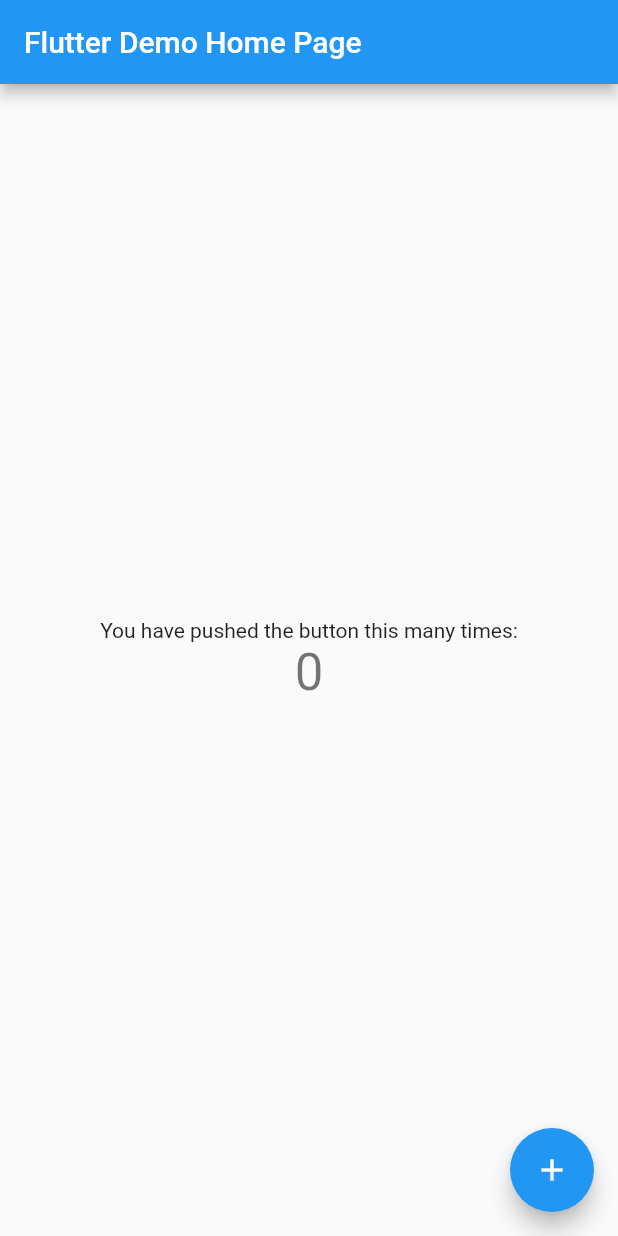
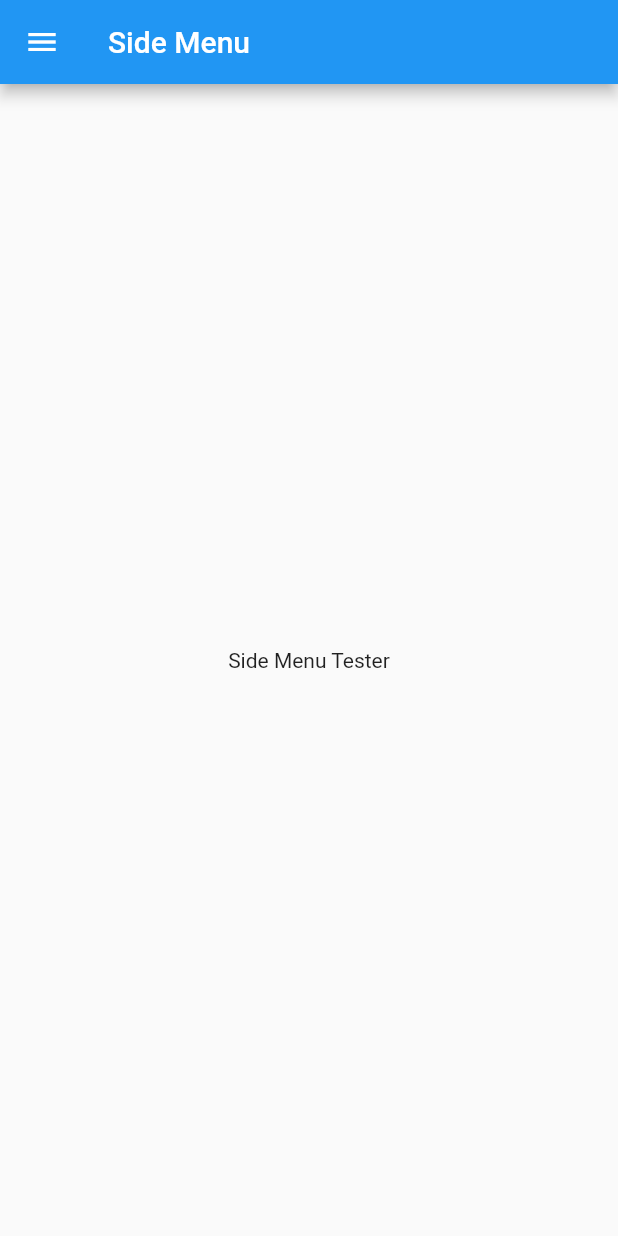
Before and after one commit to gracelcai/ide-app, a Flutter app: the screen it shows after launch, on a phone screen of 412 x 824 dp. Run offline on Flutter 3.47's test engine with Material 2 defaults, Android fonts, the phone set to English and light mode, and no system bars; missing offline and left inert: flutter_tutorials.

Commit message:
added navigation bar

```diff
--- a/lib/main.dart
+++ b/lib/main.dart
@@ -1,12 +1,13 @@
 import 'package:flutter/material.dart';
 
+import 'package:flutter_tutorials/widgets/nav-drawer.dart';
+
 void main() {
-  runApp(const MyApp());
+  runApp(MyApp());
 }
 
 class MyApp extends StatelessWidget {
-  const MyApp({Key? key}) : super(key: key);
-
+  //const MyApp({Key? key}) : super(key: key);
   // This widget is the root of your application.
   @override
   Widget build(BuildContext context) {
@@ -24,92 +25,106 @@ class MyApp extends StatelessWidget {
         // is not restarted.
         primarySwatch: Colors.blue,
       ),
-      home: const MyHomePage(title: 'Flutter Demo Home Page'),
+      home: MyHomePage(title: 'Flutter Demo Home Page'),
     );
   }
 }
 
-class MyHomePage extends StatefulWidget {
-  const MyHomePage({Key? key, required this.title}) : super(key: key);
-
-  // This widget is the home page of your application. It is stateful, meaning
-  // that it has a State object (defined below) that contains fields that affect
-  // how it looks.
-
-  // This class is the configuration for the state. It holds the values (in this
-  // case the title) provided by the parent (in this case the App widget) and
-  // used by the build method of the State. Fields in a Widget subclass are
-  // always marked "final".
-
-  final String title;
-
-  @override
-  State<MyHomePage> createState() => _MyHomePageState();
-}
-
-class _MyHomePageState extends State<MyHomePage> {
-  int _counter = 0;
-
-  void _incrementCounter() {
-    setState(() {
-      // This call to setState tells the Flutter framework that something has
-      // changed in this State, which causes it to rerun the build method below
-      // so that the display can reflect the updated values. If we changed
-      // _counter without calling setState(), then the build method would not be
-      // called again, and so nothing would appear to happen.
-      _counter++;
-    });
-  }
-
+class MyHomePage extends StatelessWidget {
   @override
   Widget build(BuildContext context) {
-    // This method is rerun every time setState is called, for instance as done
-    // by the _incrementCounter method above.
-    //
-    // The Flutter framework has been optimized to make rerunning build methods
-    // fast, so that you can just rebuild anything that needs updating rather
-    // than having to individually change instances of widgets.
-    return Scaffold(
-      appBar: AppBar(
-        // Here we take the value from the MyHomePage object that was created by
-        // the App.build method, and use it to set our appbar title.
-        title: Text(widget.title),
+    return Scaffold (
+      drawer: NavDrawer(),
+      appBar:AppBar(
+        title:Text('Side Menu'),
       ),
       body: Center(
-        // Center is a layout widget. It takes a single child and positions it
-        // in the middle of the parent.
-        child: Column(
-          // Column is also a layout widget. It takes a list of children and
-          // arranges them vertically. By default, it sizes itself to fit its
-          // children horizontally, and tries to be as tall as its parent.
-          //
-          // Invoke "debug painting" (press "p" in the console, choose the
-          // "Toggle Debug Paint" action from the Flutter Inspector in Android
-          // Studio, or the "Toggle Debug Paint" command in Visual Studio Code)
-          // to see the wireframe for each widget.
-          //
-          // Column has various properties to control how it sizes itself and
-          // how it positions its children. Here we use mainAxisAlignment to
-          // center the children vertically; the main axis here is the vertical
-          // axis because Columns are vertical (the cross axis would be
-          // horizontal).
-          mainAxisAlignment: MainAxisAlignment.center,
-          children: <Widget>[
-            const Text(
-              'You have pushed the button this many times:',
-            ),
-            Text(
-              '$_counter',
-              style: Theme.of(context).textTheme.headline4,
-            ),
-          ],
-        ),
+        child: Text('Side Menu Tester'),
       ),
-      floatingActionButton: FloatingActionButton(
-        onPressed: _incrementCounter,
-        tooltip: 'Increment',
-        child: const Icon(Icons.add),
-      ), // This trailing comma makes auto-formatting nicer for build methods.
     );
   }
 }
+// class MyHomePage extends StatefulWidget {
+//   const MyHomePage({Key? key, required this.title}) : super(key: key);
+
+//   // This widget is the home page of your application. It is stateful, meaning
+//   // that it has a State object (defined below) that contains fields that affect
+//   // how it looks.
+
+//   // This class is the configuration for the state. It holds the values (in this
+//   // case the title) provided by the parent (in this case the App widget) and
+//   // used by the build method of the State. Fields in a Widget subclass are
+//   // always marked "final".
+
+//   final String title;
+
+//   @override
+//   State<MyHomePage> createState() => _MyHomePageState();
+// }
+
+// class _MyHomePageState extends State<MyHomePage> {
+//   int _counter = 0;
+
+//   void _incrementCounter() {
+//     setState(() {
+//       // This call to setState tells the Flutter framework that something has
+//       // changed in this State, which causes it to rerun the build method below
+//       // so that the display can reflect the updated values. If we changed
+//       // _counter without calling setState(), then the build method would not be
+//       // called again, and so nothing would appear to happen.
+//       _counter++;
+//     });
+//   }
+
+//   @override
+//   Widget build(BuildContext context) {
+//     // This method is rerun every time setState is called, for instance as done
+//     // by the _incrementCounter method above.
+//     //
+//     // The Flutter framework has been optimized to make rerunning build methods
+//     // fast, so that you can just rebuild anything that needs updating rather
+//     // than having to individually change instances of widgets.
+//     return Scaffold(
+//       appBar: AppBar(
+//         // Here we take the value from the MyHomePage object that was created by
+//         // the App.build method, and use it to set our appbar title.
+//         title: Text(widget.title),
+//       ),
+//       body: Center(
+//         // Center is a layout widget. It takes a single child and positions it
+//         // in the middle of the parent.
+//         child: Column(
+//           // Column is also a layout widget. It takes a list of children and
+//           // arranges them vertically. By default, it sizes itself to fit its
+//           // children horizontally, and tries to be as tall as its parent.
+//           //
+//           // Invoke "debug painting" (press "p" in the console, choose the
+//           // "Toggle Debug Paint" action from the Flutter Inspector in Android
+//           // Studio, or the "Toggle Debug Paint" command in Visual Studio Code)
+//           // to see the wireframe for each widget.
+//           //
+//           // Column has various properties to control how it sizes itself and
+//           // how it positions its children. Here we use mainAxisAlignment to
+//           // center the children vertically; the main axis here is the vertical
+//           // axis because Columns are vertical (the cross axis would be
+//           // horizontal).
+//           mainAxisAlignment: MainAxisAlignment.center,
+//           children: <Widget>[
+//             const Text(
+//               'You have pushed the button this many times:',
+//             ),
+//             Text(
+//               '$_counter',
+//               style: Theme.of(context).textTheme.headline4,
+//             ),
+//           ],
+//         ),
+//       ),
+//       floatingActionButton: FloatingActionButton(
+//         onPressed: _incrementCounter,
+//         tooltip: 'Increment',
+//         child: const Icon(Icons.add),
+//       ), // This trailing comma makes auto-formatting nicer for build methods.
+//     );
+//   }
+// }
```
Also changed, not shown: 1 other file.
